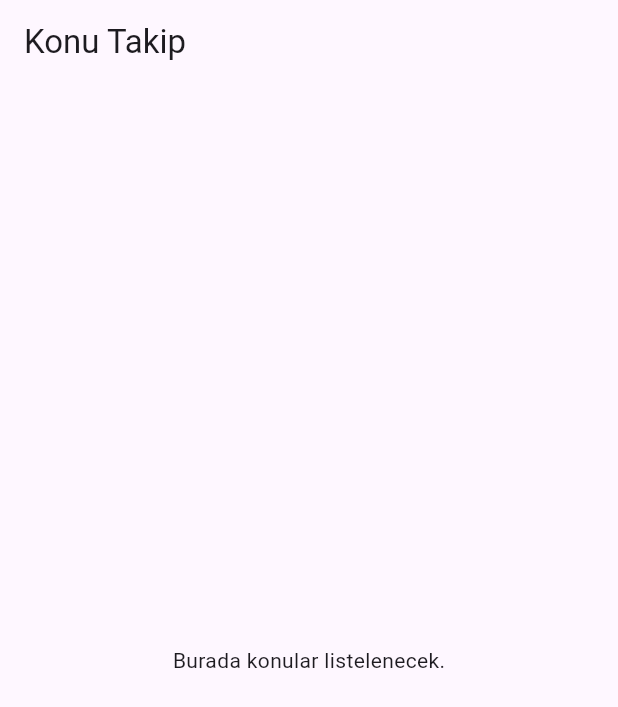
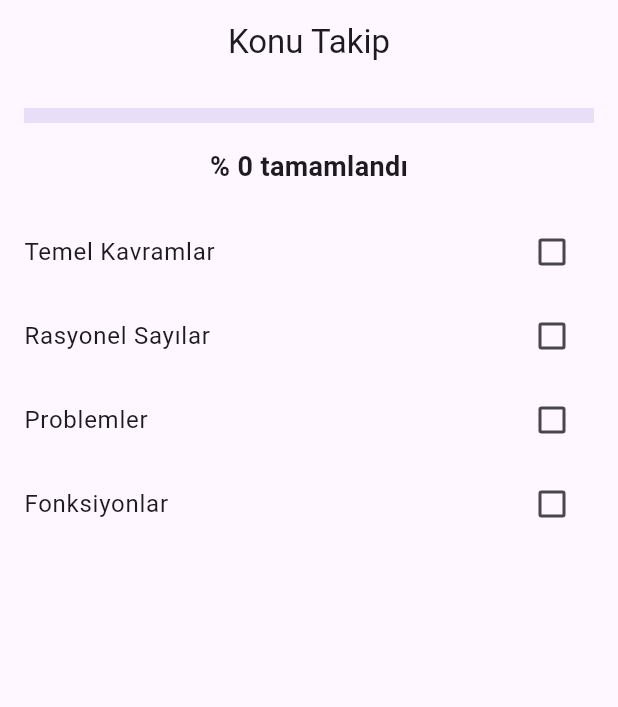
Before and after one commit to sifrebilmiyorum27-wq/hedef-takip, a Flutter app: the HomePage screen opened directly, on a phone screen of 412 x 824 dp. Shown: the top 707 px of the screen. Run offline on Flutter 3.47's test engine with Material 3 defaults, Android fonts, the phone set to English and light mode, and no system bars.

Commit message:
Convert HomePage to StatefulWidget and add progress indicator
Refactor HomePage to use StatefulWidget for state management and add progress indicator for completed topics.

```diff
--- a/lib/pages/home_page.dart
+++ b/lib/pages/home_page.dart
@@ -1,14 +1,58 @@
 import 'package:flutter/material.dart';
+import '../data/konular.dart';
 
-class HomePage extends StatelessWidget {
+class HomePage extends StatefulWidget {
   const HomePage({super.key});
 
   @override
+  State<HomePage> createState() => _HomePageState();
+}
+
+class _HomePageState extends State<HomePage> {
+  @override
   Widget build(BuildContext context) {
+    int tamamlananSayisi = konular.where((k) => k["tamamlandi"] == true).length;
+    double ilerleme = tamamlananSayisi / konular.length;
+
     return Scaffold(
-      appBar: AppBar(title: const Text("Konu Takip")),
-      body: const Center(
-        child: Text("Burada konular listelenecek."),
+      appBar: AppBar(
+        title: const Text("Konu Takip"),
+        centerTitle: true,
+      ),
+      body: Column(
+        children: [
+          // İlerleme gösterge barı
+          Padding(
+            padding: const EdgeInsets.all(16.0),
+            child: LinearProgressIndicator(
+              value: ilerleme,
+              minHeight: 10,
+            ),
+          ),
+          Text(
+            "% ${(ilerleme * 100).toStringAsFixed(0)} tamamlandı",
+            style: const TextStyle(fontSize: 18, fontWeight: FontWeight.bold),
+          ),
+          const SizedBox(height: 16),
+
+          // Konu Listesi
+          Expanded(
+            child: ListView.builder(
+              itemCount: konular.length,
+              itemBuilder: (context, index) {
+                return CheckboxListTile(
+                  title: Text(konular[index]["ad"]),
+                  value: konular[index]["tamamlandi"],
+                  onChanged: (deger) {
+                    setState(() {
+                      konular[index]["tamamlandi"] = deger;
+                    });
+                  },
+                );
+              },
+            ),
+          ),
+        ],
       ),
     );
   }
```
